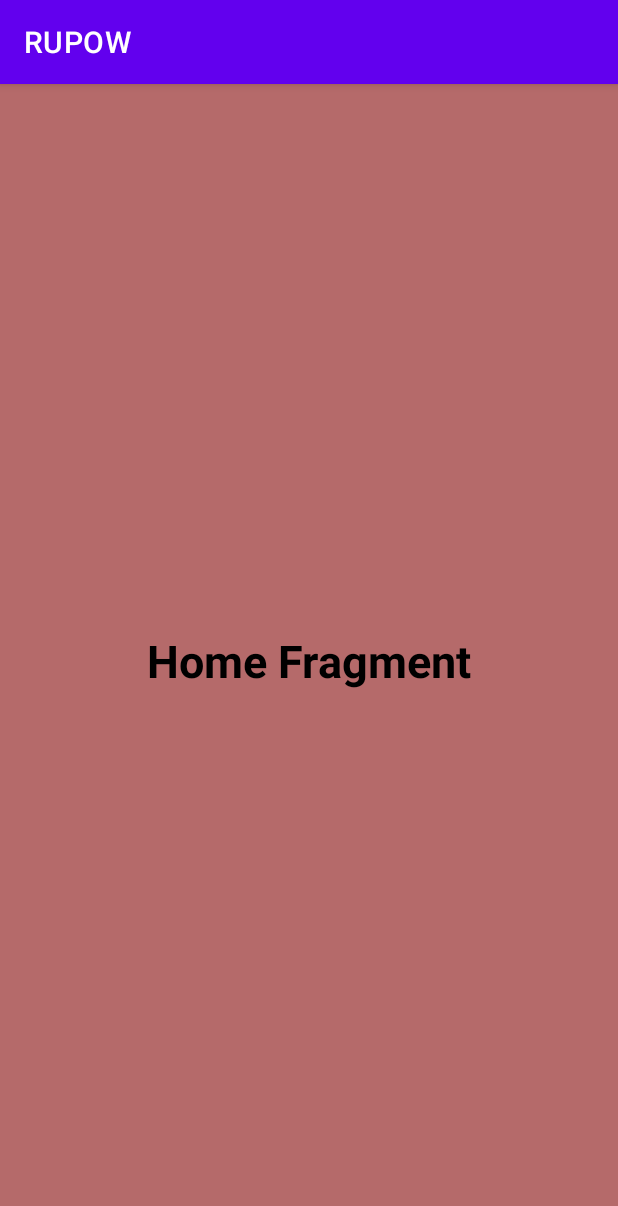
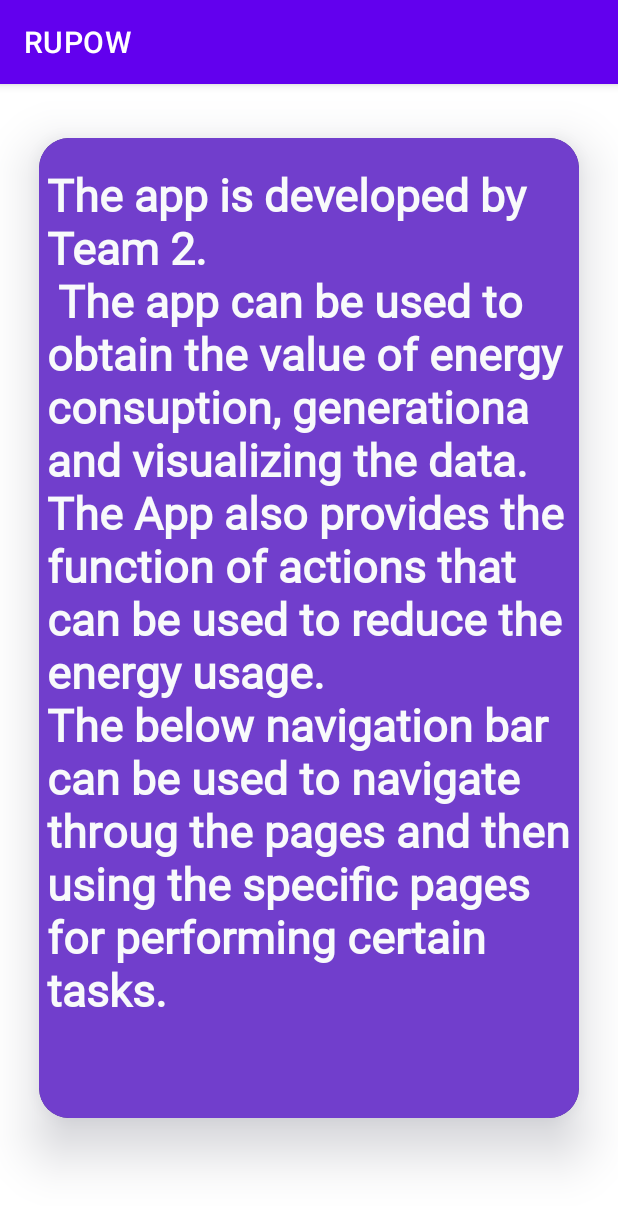
Before and after one commit to SidhantHanwate/Android-App-Team-2-SE, an Android app: the fragment HomeFragment shown on its own in the app's theme, on a phone screen of 412 x 824 dp. Shown: the top 1206 px of the screen. Run offline under Robolectric (Android 15) with nearby library versions, the phone set to English and light mode, and no system bars.

Commit message:
"Final Commit"

```diff
--- a/app/src/main/res/layout/fragment_consume.xml
+++ b/app/src/main/res/layout/fragment_consume.xml
@@ -41,7 +41,7 @@
             android:layout_width="wrap_content"
             android:layout_height="wrap_content"
             android:layout_centerInParent="true"
-            android:text="6996 kWh"
+            android:text="3500 kWh"
             android:textSize="30dp" />
 
         <TextView
--- a/app/src/main/res/layout/fragment_home.xml
+++ b/app/src/main/res/layout/fragment_home.xml
@@ -1,23 +1,45 @@
 <?xml version="1.0" encoding="utf-8"?>
-<androidx.constraintlayout.widget.ConstraintLayout
+
+<androidx.cardview.widget.CardView
     xmlns:android="http://schemas.android.com/apk/res/android"
     xmlns:tools="http://schemas.android.com/tools"
+    xmlns:app="http://schemas.android.com/apk/res-auto"
     android:layout_width="match_parent"
-    android:layout_height="match_parent"
-    xmlns:app="http://schemas.android.com/apk/res-auto"
-    tools:context=".HomeFragment"
-    android:background="#B56A6A">
+    android:layout_height="725dp"
+    app:cardCornerRadius="20dp"
+    app:cardElevation="20dp"
+    app:cardBackgroundColor="@color/background"
+    android:background="@color/background"
+    android:outlineAmbientShadowColor="@color/background"
+    android:outlineSpotShadowColor="@color/background"
+    app:cardUseCompatPadding="true"
+    app:layout_constraintVertical_bias="0.0">
+
+
+    <androidx.constraintlayout.widget.ConstraintLayout
+        xmlns:android="http://schemas.android.com/apk/res/android"
+        xmlns:tools="http://schemas.android.com/tools"
+        xmlns:app="http://schemas.android.com/apk/res-auto"
+        android:layout_width="match_parent"
+        android:layout_height="match_parent"
+        tools:context=".HomeFragment"
+        android:background="#713ECC">
 
     <TextView
-        android:layout_width="wrap_content"
-        android:layout_height="wrap_content"
-        android:text="Home Fragment"
+        android:layout_width="match_parent"
+        android:paddingTop="17dp"
+        android:layout_height="match_parent"
+        android:paddingLeft="5dp"
+        android:paddingRight="5dp"
+        android:text="The app is developed by Team 2.\n The app can be used to obtain the value of energy consuption, generationa and visualizing the data.\nThe App also provides the function of actions that can be used to reduce the energy usage.\nThe below navigation bar can be used to navigate throug the pages and then using the specific pages for performing certain tasks."
         android:textSize="30sp"
-        android:textColor="@color/black"
+        android:textColor="@color/white"
         android:textStyle="bold"
+        android:fontFamily="@font/ostrichsansbold"
         app:layout_constraintTop_toTopOf="parent"
         app:layout_constraintStart_toStartOf="parent"
         app:layout_constraintBottom_toBottomOf="parent"
         app:layout_constraintEnd_toEndOf="parent"
         />
 </androidx.constraintlayout.widget.ConstraintLayout>
+</androidx.cardview.widget.CardView>
```
